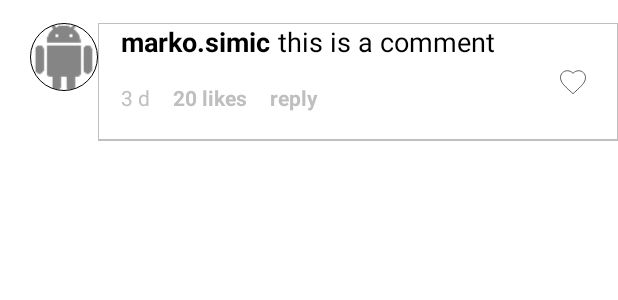
After one commit to markosimic91/InstagramClone, an Android app: the layout layout_comment.xml on its own in the app's theme, with its tools: preview values and no code run, on a phone screen of 412 x 824 dp. The commit adds this screen. Shown: the top 300 px of the screen. Run offline under Robolectric (Android 15) with nearby library versions, the phone set to English and light mode, and no system bars.

Commit message:
Comment layout part 2

```diff
--- /dev/null
+++ b/app/src/main/res/layout/layout_comment.xml
@@ -0,0 +1,105 @@
+<?xml version="1.0" encoding="utf-8"?>
+<RelativeLayout xmlns:android="http://schemas.android.com/apk/res/android"
+    android:layout_width="match_parent"
+    android:layout_height="match_parent"
+    xmlns:app="http://schemas.android.com/apk/res-auto"
+    android:background="@color/white">
+
+    <de.hdodenhof.circleimageview.CircleImageView
+        android:layout_width="45dp"
+        android:layout_height="45dp"
+        android:id="@+id/comment_profile_image"
+        android:layout_marginTop="15dp"
+        android:layout_marginLeft="20dp"
+        android:src="@drawable/ic_android"
+        app:civ_border_color="@color/black"
+        app:civ_border_width="0.5dp"/>
+
+    <RelativeLayout
+        android:layout_width="match_parent"
+        android:layout_height="wrap_content"
+        android:id="@+id/relLayout1"
+        android:layout_toRightOf="@id/comment_profile_image"
+        android:layout_marginTop="15dp"
+        android:background="@drawable/white_grey_border_bottom">
+
+        <RelativeLayout
+            android:layout_width="match_parent"
+            android:layout_height="wrap_content"
+            android:layout_marginRight="60dp"
+            android:layout_marginBottom="20dp">
+
+            <TextView
+                android:layout_width="wrap_content"
+                android:layout_height="wrap_content"
+                android:text="marko.simic"
+                android:id="@+id/comment_username"
+                android:layout_marginLeft="15dp"
+                android:textColor="@color/black"
+                android:textSize="18sp"
+                android:textStyle="bold"/>
+
+            <TextView
+                android:layout_width="wrap_content"
+                android:layout_height="wrap_content"
+                android:text="this is a comment"
+                android:layout_marginLeft="5dp"
+                android:textColor="@color/black"
+                android:textSize="18sp"
+                android:layout_toRightOf="@id/comment_username"
+                android:id="@+id/comment"/>
+
+            <TextView
+                android:layout_width="wrap_content"
+                android:layout_height="wrap_content"
+                android:text="3 d"
+                android:textColor="@color/grey"
+                android:textSize="14sp"
+                android:id="@+id/comment_time_posted"
+                android:layout_marginTop="15dp"
+                android:layout_marginLeft="15dp"
+                android:layout_below="@id/comment"
+                />
+
+            <TextView
+                android:layout_width="wrap_content"
+                android:layout_height="wrap_content"
+                android:text="20 likes"
+                android:textColor="@color/grey"
+                android:textSize="14sp"
+                android:id="@+id/comment_likes"
+                android:textStyle="bold"
+                android:layout_marginTop="15dp"
+                android:layout_marginLeft="15dp"
+                android:layout_below="@id/comment"
+                android:layout_toRightOf="@id/comment_time_posted"
+                />
+
+            <TextView
+                android:layout_width="wrap_content"
+                android:layout_height="wrap_content"
+                android:text="reply"
+                android:textColor="@color/grey"
+                android:textSize="14sp"
+                android:id="@+id/comment_reply"
+                android:textStyle="bold"
+                android:layout_marginTop="15dp"
+                android:layout_marginLeft="15dp"
+                android:layout_below="@id/comment"
+                android:layout_toRightOf="@id/comment_likes"
+                />
+
+        </RelativeLayout>
+
+        <ImageView
+            android:layout_width="20dp"
+            android:layout_height="20dp"
+            android:id="@+id/comment_like"
+            android:layout_alignParentRight="true"
+            android:layout_marginRight="20dp"
+            android:src="@drawable/ic_heart_white"
+            android:layout_centerVertical="true"/>
+
+    </RelativeLayout>
+
+</RelativeLayout>
--- a/app/src/main/res/values/strings.xml
+++ b/app/src/main/res/values/strings.xml
@@ -56,4 +56,5 @@
     <string name="open_camera">Open Camera</string>
     <string name="next">Next</string>
     <string name="share">Share</string>
+    <string name="comments">Comments</string>
 </resources>
```
Also changed, not shown: app/src/main/res/layout/fragment_view_comments.xml (+7 -0 lines), app/src/main/res/layout/snippet_comments_tollbar.xml (added, +46 -0 lines).
